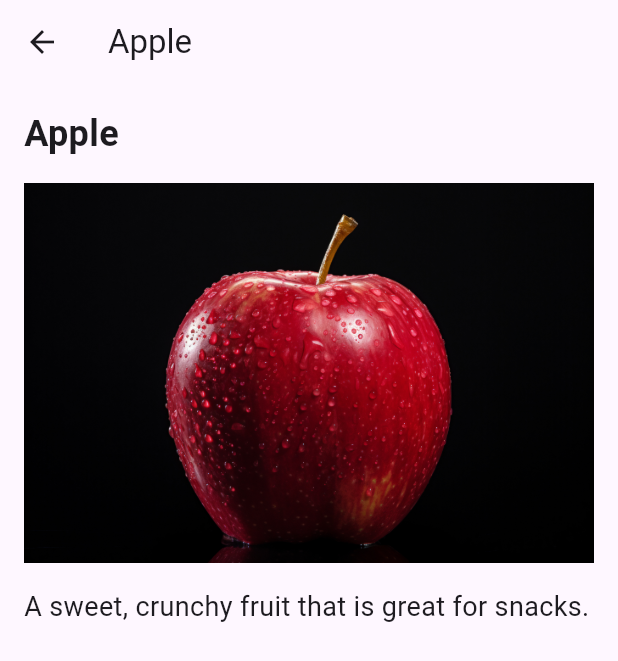
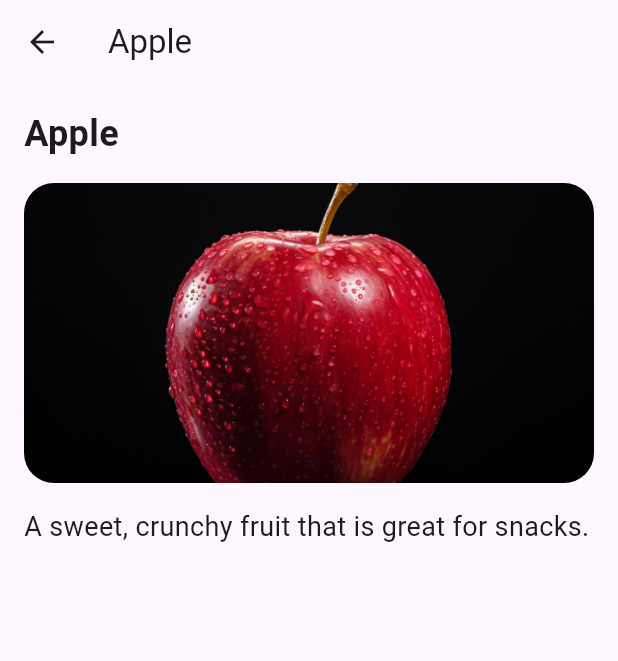
Before and after one commit to Rehman79/assignment_3, a Flutter app: the screen it shows after launch, after a tap on "Apple", on a phone screen of 412 x 824 dp. Shown: the top 661 px of the screen. Run offline on Flutter 3.47's test engine with Material 3 defaults, Android fonts, the phone set to English and light mode, and no system bars.

Commit message:
Assignment 3 complete

```diff
--- a/lib/main.dart
+++ b/lib/main.dart
@@ -4,6 +4,7 @@ import 'package:flutter/material.dart';
 
 void main() {
   runApp(MaterialApp(
+    debugShowCheckedModeBanner: false,
     title: 'Assigment 3',
     routes:{
       '/homepage':(context)=>Homepage(),
--- a/lib/screens/Details_page.dart
+++ b/lib/screens/Details_page.dart
@@ -1,4 +1,3 @@
-import 'package:flutter/cupertino.dart';
 import 'package:flutter/material.dart';
 
 import '../Models/Fruits.dart';
@@ -22,11 +21,23 @@ class Details_page extends StatelessWidget {
               style: TextStyle(fontSize: 24, fontWeight: FontWeight.bold),
             ),
             SizedBox(height: 16),
-            Image.asset(fruit.imageUrl),
+            ClipRRect(
+              borderRadius: BorderRadius.circular(20),
+              child: Image.asset(
+                fruit.imageUrl,
+                fit: BoxFit.cover,
+                height: 200,
+                width: double.infinity,
+              ),
+            ),
             SizedBox(height: 16),
-            Text(
-              fruit.description,
-              style: TextStyle(fontSize: 18),
+            Expanded(
+              child: SingleChildScrollView(
+                child: Text(
+                  fruit.description,
+                  style: TextStyle(fontSize: 18),
+                ),
+              ),
             ),
           ],
         ),
```
